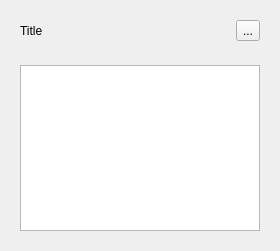
e-e-m-i-l-e-e/Chrysalis, file ui/TableInputAccordion.ui: the form before one commit.
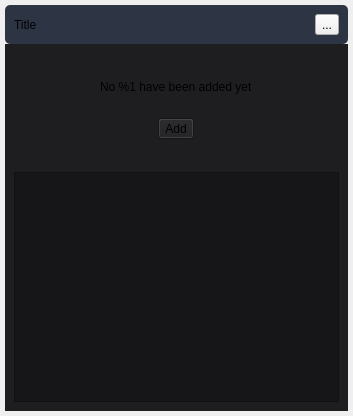
The form after the commit. Icons and pictures are not drawn. Custom widgets are drawn as their Qt base class.

Diff of the .ui file:
```diff
--- a/ui/TableInputAccordion.ui
+++ b/ui/TableInputAccordion.ui
@@ -6,16 +6,40 @@
    <rect>
     <x>0</x>
     <y>0</y>
-    <width>280</width>
-    <height>251</height>
+    <width>353</width>
+    <height>416</height>
    </rect>
   </property>
   <property name="windowTitle">
    <string>TableInputAccordion</string>
   </property>
   <layout class="QVBoxLayout" name="verticalLayout">
+   <property name="spacing">
+    <number>0</number>
+   </property>
+   <property name="leftMargin">
+    <number>5</number>
+   </property>
+   <property name="topMargin">
+    <number>5</number>
+   </property>
+   <property name="rightMargin">
+    <number>5</number>
+   </property>
+   <property name="bottomMargin">
+    <number>5</number>
+   </property>
    <item>
-    <widget class="QWidget" name="accordionTitle" native="true">
+    <widget class="UI::ClickableWidget" name="accordionTitle" native="true">
+     <property name="styleSheet">
+      <string notr="true">#accordionTitle {
+    background-color: rgb(22, 22, 25);
+    border-radius: 5px;
+}
+#accordionTitle {
+    background-color: rgb(45, 52, 68);
+}</string>
+     </property>
      <layout class="QHBoxLayout" name="titleLayout">
       <item>
        <widget class="QLabel" name="title">
@@ -53,15 +77,101 @@
    </item>
    <item>
     <widget class="QWidget" name="accordionContent" native="true">
+     <property name="styleSheet">
+      <string notr="true">background-color: rgb(30, 30, 33);</string>
+     </property>
      <layout class="QVBoxLayout" name="contentLayout">
       <item>
-       <widget class="QTableWidget" name="table"/>
+       <widget class="QWidget" name="emptyTableWidgetWrapper" native="true">
+        <layout class="QHBoxLayout" name="horizontalLayout">
+         <item>
+          <spacer name="horizontalSpacer_3">
+           <property name="orientation">
+            <enum>Qt::Horizontal</enum>
+           </property>
+           <property name="sizeHint" stdset="0">
+            <size>
+             <width>40</width>
+             <height>20</height>
+            </size>
+           </property>
+          </spacer>
+         </item>
+         <item>
+          <widget class="QWidget" name="emptyTableWidget" native="true">
+           <layout class="QVBoxLayout" name="verticalLayout_2">
+            <item>
+             <widget class="QWidget" name="emptyTableMessageWidget" native="true">
+              <layout class="QHBoxLayout" name="horizontalLayout_2">
+               <item>
+                <widget class="QLabel" name="label">
+                 <property name="text">
+                  <string>No %1 have been added yet</string>
+                 </property>
+                </widget>
+               </item>
+              </layout>
+             </widget>
+            </item>
+            <item>
+             <widget class="QWidget" name="addFirstEntryWidget" native="true">
+              <layout class="QHBoxLayout" name="horizontalLayout_3">
+               <item>
+                <widget class="QToolButton" name="addFirstEntryToolButton">
+                 <property name="text">
+                  <string>Add</string>
+                 </property>
+                 <property name="icon">
+                  <iconset resource="../resources/resources.qrc">
+                   <normaloff>:/add.png</normaloff>:/add.png</iconset>
+                 </property>
+                 <property name="toolButtonStyle">
+                  <enum>Qt::ToolButtonTextBesideIcon</enum>
+                 </property>
+                </widget>
+               </item>
+              </layout>
+             </widget>
+            </item>
+           </layout>
+          </widget>
+         </item>
+         <item>
+          <spacer name="horizontalSpacer_2">
+           <property name="orientation">
+            <enum>Qt::Horizontal</enum>
+           </property>
+           <property name="sizeHint" stdset="0">
+            <size>
+             <width>40</width>
+             <height>20</height>
+            </size>
+           </property>
+          </spacer>
+         </item>
+        </layout>
+       </widget>
+      </item>
+      <item>
+       <widget class="QTableWidget" name="table">
+        <property name="styleSheet">
+         <string notr="true">background-color: rgb(22, 22, 25);</string>
+        </property>
+       </widget>
       </item>
      </layout>
     </widget>
    </item>
   </layout>
  </widget>
+ <customwidgets>
+  <customwidget>
+   <class>UI::ClickableWidget</class>
+   <extends>QWidget</extends>
+   <header location="global">ClickableWidget.h</header>
+   <container>1</container>
+  </customwidget>
+ </customwidgets>
  <resources>
   <include location="../resources/resources.qrc"/>
  </resources>
```
